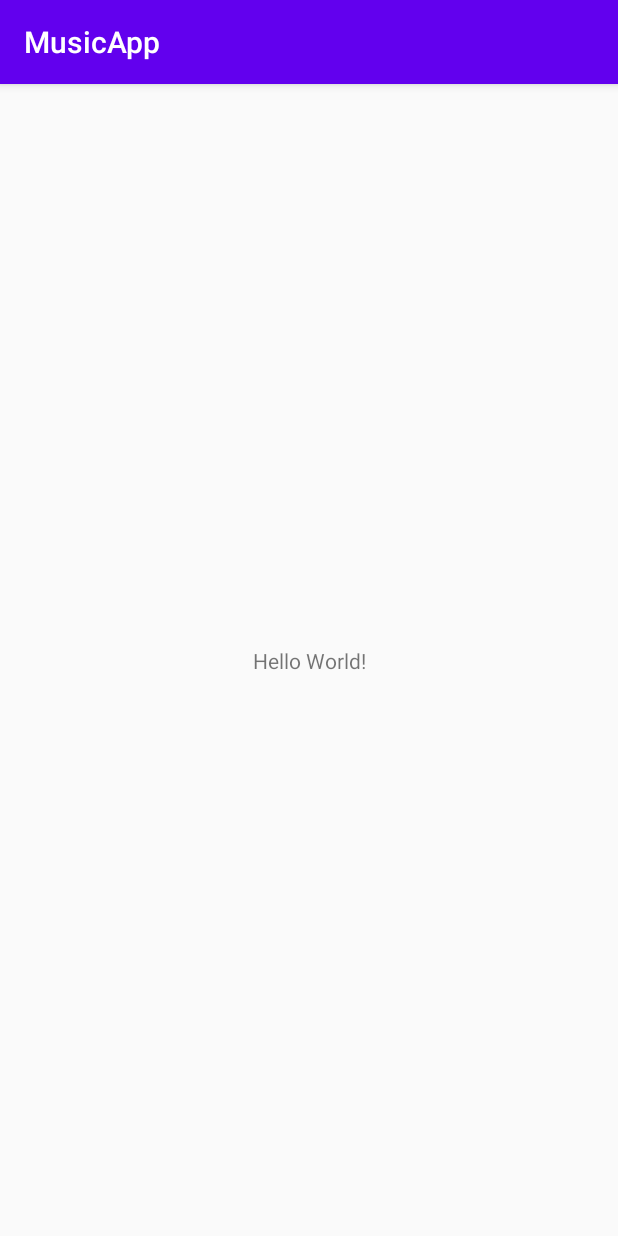
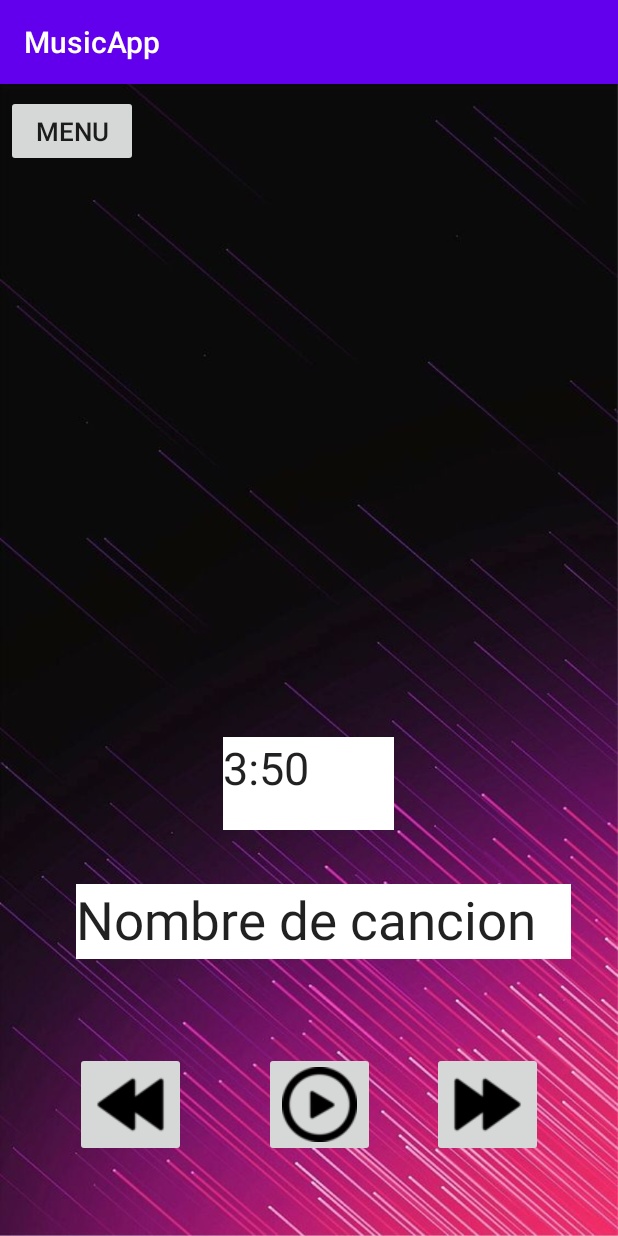
Before and after one commit to pGabrielpOrtega/MusicApp, an Android app: the screen it shows after launch (MainActivity), on a phone screen of 412 x 824 dp. Run offline under Robolectric (Android 15) with nearby library versions, the phone set to English and light mode, and no system bars.

Commit message:
Comenzando con la interfaz

```diff
--- a/app/src/main/res/layout/activity_main.xml
+++ b/app/src/main/res/layout/activity_main.xml
@@ -4,15 +4,89 @@
     xmlns:tools="http://schemas.android.com/tools"
     android:layout_width="match_parent"
     android:layout_height="match_parent"
+    android:background="@drawable/fondorosa"
     tools:context=".MainActivity">
 
-    <TextView
+    <ImageButton
+        android:id="@+id/imageButton11"
         android:layout_width="wrap_content"
         android:layout_height="wrap_content"
-        android:text="Hello World!"
+        android:layout_marginStart="50dp"
+        android:contentDescription="Previous"
         app:layout_constraintBottom_toBottomOf="parent"
-        app:layout_constraintLeft_toLeftOf="parent"
-        app:layout_constraintRight_toRightOf="parent"
-        app:layout_constraintTop_toTopOf="parent" />
+        app:layout_constraintStart_toStartOf="parent"
+        app:layout_constraintTop_toTopOf="parent"
+        app:layout_constraintVertical_bias="0.925"
+        app:srcCompat="@drawable/boton_back" />
+
+    <ImageButton
+        android:id="@+id/imageButton12"
+        android:layout_width="wrap_content"
+        android:layout_height="wrap_content"
+        android:layout_marginEnd="50dp"
+        android:contentDescription="Next"
+        app:layout_constraintBottom_toBottomOf="parent"
+        app:layout_constraintEnd_toEndOf="parent"
+        app:layout_constraintTop_toTopOf="parent"
+        app:layout_constraintVertical_bias="0.925"
+        app:srcCompat="@drawable/boton_next" />
+
+    <ImageButton
+        android:id="@+id/imageButton13"
+        android:layout_width="wrap_content"
+        android:layout_height="wrap_content"
+        android:layout_marginStart="176dp"
+        android:contentDescription="Play"
+        app:layout_constraintBottom_toBottomOf="parent"
+        app:layout_constraintStart_toStartOf="parent"
+        app:layout_constraintTop_toTopOf="parent"
+        app:layout_constraintVertical_bias="0.925"
+        app:srcCompat="@drawable/boton_play" />
+
+    <TextView
+        android:id="@+id/textView2"
+        android:layout_width="330dp"
+        android:layout_height="50dp"
+        android:layout_marginStart="10dp"
+        android:layout_marginEnd="10dp"
+        android:background="#FFFFFF"
+        android:text="Nombre de cancion"
+        android:textAppearance="@style/TextAppearance.AppCompat.Large"
+        android:textSize="35dp"
+        app:layout_constraintBottom_toBottomOf="parent"
+        app:layout_constraintEnd_toEndOf="parent"
+        app:layout_constraintHorizontal_bias="0.655"
+        app:layout_constraintStart_toStartOf="parent"
+        app:layout_constraintTop_toTopOf="parent"
+        app:layout_constraintVertical_bias="0.743" />
+
+    <TextView
+        android:id="@+id/textView3"
+        android:layout_width="114dp"
+        android:layout_height="62dp"
+        android:layout_marginStart="10dp"
+        android:layout_marginEnd="10dp"
+        android:background="#FFFFFF"
+        android:text="3:50"
+        android:textAppearance="@style/TextAppearance.AppCompat.Large"
+        android:textSize="30dp"
+        app:layout_constraintBottom_toBottomOf="parent"
+        app:layout_constraintEnd_toEndOf="parent"
+        app:layout_constraintHorizontal_bias="0.498"
+        app:layout_constraintStart_toStartOf="parent"
+        app:layout_constraintTop_toTopOf="parent"
+        app:layout_constraintVertical_bias="0.617" />
+
+    <Button
+        android:id="@+id/button4"
+        android:layout_width="wrap_content"
+        android:layout_height="wrap_content"
+        android:layout_marginStart="4dp"
+        android:text="Menu"
+        android:textSize="17dp"
+        app:layout_constraintBottom_toBottomOf="parent"
+        app:layout_constraintStart_toStartOf="parent"
+        app:layout_constraintTop_toTopOf="parent"
+        app:layout_constraintVertical_bias="0.01" />
 
 </androidx.constraintlayout.widget.ConstraintLayout>
--- a/build.gradle
+++ b/build.gradle
@@ -6,7 +6,7 @@ buildscript {
         jcenter()
     }
     dependencies {
-        classpath "com.android.tools.build:gradle:4.0.2"
+        classpath 'com.android.tools.build:gradle:4.1.0'
         classpath "org.jetbrains.kotlin:kotlin-gradle-plugin:$kotlin_version"
 
         // NOTE: Do not place your application dependencies here; they belong
```
Also changed, not shown: app/src/main/res/drawable/boton_back.png (added), app/src/main/res/drawable/boton_next.png (added), app/src/main/res/drawable/boton_play.png (added), app/src/main/res/drawable/fondorosa.jpg (added), gradle/wrapper/gradle-wrapper.properties.
